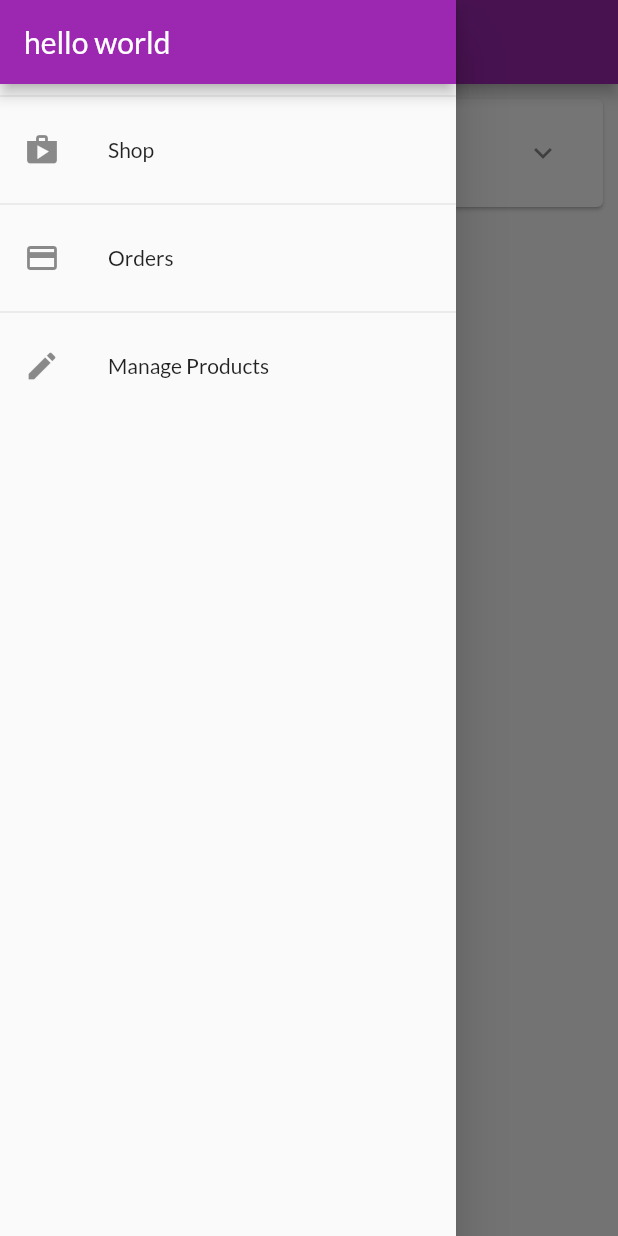
After one commit to mrhaomp2001/CT48402_TH, a Flutter app: the OrdersScreen screen opened by its route, with the side drawer open, on a phone screen of 412 x 824 dp. The commit adds this screen. Run offline on Flutter 3.47's test engine with Material 2 defaults, Android fonts, the phone set to English and light mode, and no system bars; network calls fail.

Commit message:
Xay dung drawer va dinh tuyen theo ten

```diff
--- a/myshop/lib/ui/orders/orders_screen.dart
+++ b/myshop/lib/ui/orders/orders_screen.dart
@@ -2,8 +2,10 @@ import 'package:flutter/material.dart';
 
 import 'order_manager.dart';
 import 'order_item_card.dart';
+import '../shared/app_drawer.dart';
 
 class OrdersScreen extends StatelessWidget {
+  static const routeName = '/orders';
   const OrdersScreen({super.key});
 
   @override
@@ -15,6 +17,7 @@ class OrdersScreen extends StatelessWidget {
       appBar: AppBar(
         title: const Text('Your Orders'),
       ),
+      drawer: const AppDrawer(),
       body: ListView.builder(
         itemCount: orderManager.orderCount,
         itemBuilder: (context, index) =>
--- a/myshop/lib/ui/products/ProductsManager.dart
+++ b/myshop/lib/ui/products/ProductsManager.dart
@@ -49,4 +49,8 @@ class ProductsManager {
   List<Product> get favoritesItems {
     return _items.where((prodItem) => prodItem.isFavorite).toList();
   }
+
+  Product findById(String id) {
+    return _items.firstWhere((prod) => prod.id == id);
+  }
 }
--- a/myshop/lib/ui/products/product_detail_screen.dart
+++ b/myshop/lib/ui/products/product_detail_screen.dart
@@ -3,6 +3,7 @@ import 'package:flutter/material.dart';
 import '../../models/Product.dart';
 
 class ProductDetailScreen extends StatelessWidget {
+  static const routeName = '/product-detail';
   const ProductDetailScreen(
     this.product, {
     super.key,
--- a/myshop/lib/ui/products/product_grid_tile.dart
+++ b/myshop/lib/ui/products/product_grid_tile.dart
@@ -18,8 +18,10 @@ class ProductGridTile extends StatelessWidget {
         footer: buildGridFooterBar(context),
         child: GestureDetector(
           onTap: () {
-            Navigator.of(context).push(MaterialPageRoute(
-                builder: (ctx) => ProductDetailScreen(product)));
+            Navigator.of(context).pushNamed(
+              ProductDetailScreen.routeName,
+              arguments: product.id,
+            );
           },
           child: Image.network(
             product.imageUrl,
--- a/myshop/lib/ui/products/user_products_screen.dart
+++ b/myshop/lib/ui/products/user_products_screen.dart
@@ -4,10 +4,11 @@ import 'package:flutter/src/foundation/key.dart';
 
 import 'user_product_list_tile.dart';
 import 'ProductsManager.dart';
+import '../shared/app_drawer.dart';
 
 class UserProductsScreen extends StatelessWidget {
   const UserProductsScreen({super.key});
-
+  static const routeName = '/user-products';
   @override
   Widget build(BuildContext context) {
     final ProductsManager productsManager = ProductsManager();
@@ -18,6 +19,7 @@ class UserProductsScreen extends StatelessWidget {
           buildAddButton(),
         ],
       ),
+      drawer: const AppDrawer(),
       body: RefreshIndicator(
         onRefresh: () async => print("Refresh products"),
         child: buildUserProductListView(productsManager),
--- /dev/null
+++ b/myshop/lib/ui/screens.dart
@@ -0,0 +1,8 @@
+export 'products/product_overview_screen.dart';
+export 'products/product_detail_screen.dart';
+export 'products/user_products_screen.dart';
+export 'products/ProductsManager.dart';
+export 'orders/orders_screen.dart';
+export 'orders/order_manager.dart';
+export 'cart/cart_screen.dart';
+export 'cart/cart_manager.dart';
--- /dev/null
+++ b/myshop/lib/ui/shared/app_drawer.dart
@@ -0,0 +1,45 @@
+import 'package:flutter/material.dart';
+
+import '../orders/orders_screen.dart';
+import '../products/user_products_screen.dart';
+
+class AppDrawer extends StatelessWidget {
+  const AppDrawer({super.key});
+
+  @override
+  Widget build(BuildContext context) {
+    return Drawer(
+      child: Column(children: <Widget>[
+        AppBar(
+          title: const Text('hello world'),
+          automaticallyImplyLeading: false,
+        ),
+        const Divider(),
+        ListTile(
+          leading: const Icon(Icons.shop),
+          title: const Text('Shop'),
+          onTap: () {
+            Navigator.of(context).pushReplacementNamed('/');
+          },
+        ),
+        const Divider(),
+        ListTile(
+          leading: const Icon(Icons.payment),
+          title: const Text('Orders'),
+          onTap: () {
+            Navigator.of(context).pushReplacementNamed(OrdersScreen.routeName);
+          },
+        ),
+        const Divider(),
+        ListTile(
+          leading: const Icon(Icons.edit),
+          title: const Text('Manage Products'),
+          onTap: () {
+            Navigator.of(context)
+                .pushReplacementNamed(UserProductsScreen.routeName);
+          },
+        ),
+      ]),
+    );
+  }
+}
```
Also changed, not shown: myshop/lib/main.dart (+20 -9 lines), myshop/lib/ui/products/product_overview_screen.dart (+5 -2 lines).
